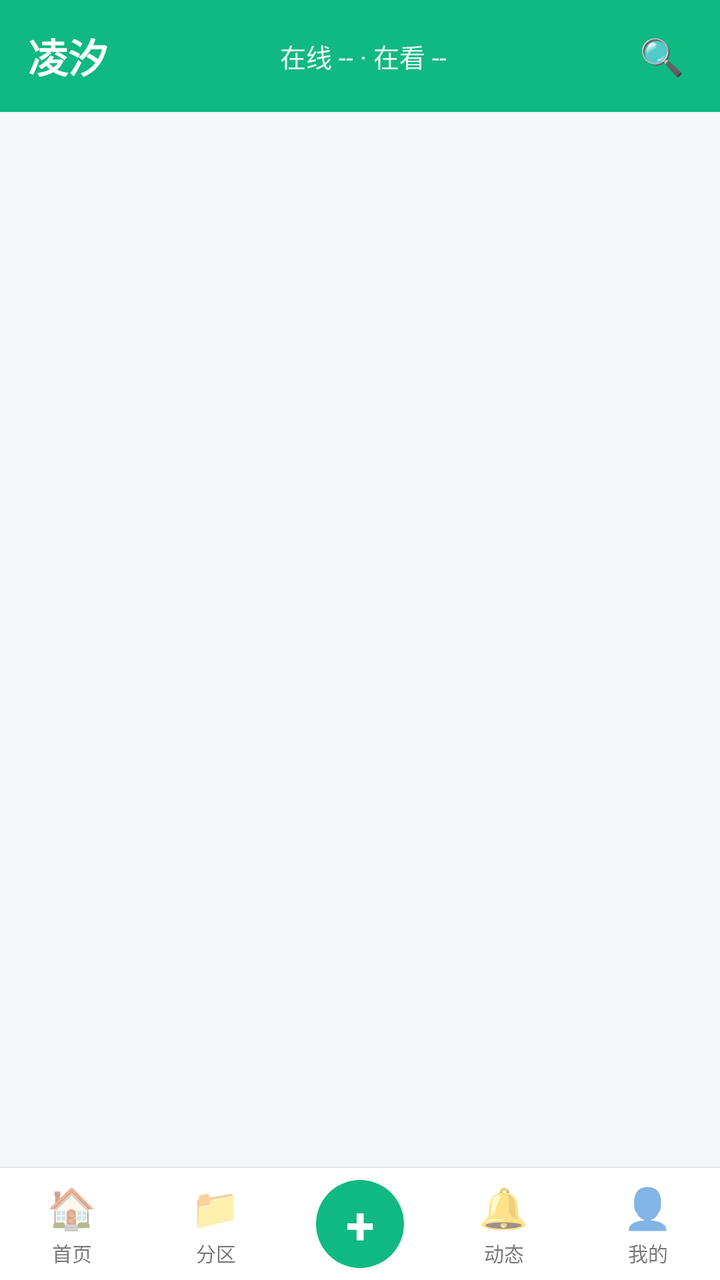
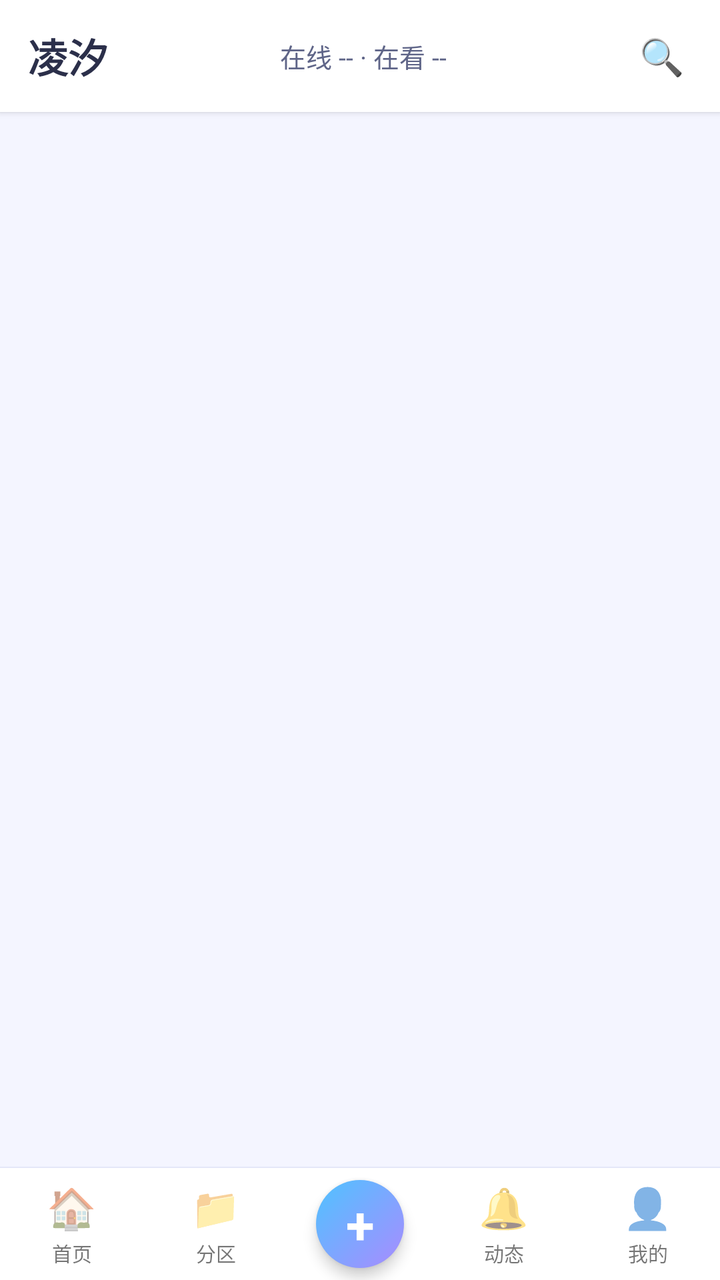

An Android layout rendered at two revisions. The XML below is the earlier revision; the diff shows what the commit changed to produce the second picture.
<!-- AndroidManifest.xml: application theme Theme.LingXi -->
<!-- res/layout/activity_main.xml -->
<?xml version="1.0" encoding="utf-8"?>
<LinearLayout xmlns:android="http://schemas.android.com/apk/res/android"
    android:layout_width="match_parent"
    android:layout_height="match_parent"
    android:background="@color/lx_bg"
    android:orientation="vertical">

    
    <LinearLayout
        android:layout_width="match_parent"
        android:layout_height="56dp"
        android:background="@color/lx_green"
        android:gravity="center_vertical"
        android:orientation="horizontal"
        android:paddingStart="14dp"
        android:paddingEnd="8dp">

        <TextView
            android:layout_width="wrap_content"
            android:layout_height="wrap_content"
            android:text="凌汐"
            android:textColor="@color/white"
            android:textSize="20sp"
            android:textStyle="bold" />

        <TextView
            android:id="@+id/tvStats"
            android:layout_width="0dp"
            android:layout_height="match_parent"
            android:layout_weight="1"
            android:gravity="center"
            android:paddingHorizontal="8dp"
            android:singleLine="true"
            android:text="在线 -- · 在看 --"
            android:textColor="#E6FFFFFF"
            android:textSize="13sp" />

        <TextView
            android:id="@+id/btnSearch"
            android:layout_width="wrap_content"
            android:layout_height="match_parent"
            android:background="?attr/selectableItemBackgroundBorderless"
            android:gravity="center"
            android:paddingHorizontal="10dp"
            android:text="🔍"
            android:textColor="@color/white"
            android:textSize="18sp" />
    </LinearLayout>

    
    <FrameLayout
        android:id="@+id/fragmentContainer"
        android:layout_width="match_parent"
        android:layout_height="0dp"
        android:layout_weight="1" />

    <View
        android:layout_width="match_parent"
        android:layout_height="0.5dp"
        android:background="@color/lx_divider" />

    
    <LinearLayout
        android:layout_width="match_parent"
        android:layout_height="56dp"
        android:background="@color/lx_card"
        android:orientation="horizontal">

        <LinearLayout
            android:id="@+id/tabHome"
            android:layout_width="0dp"
            android:layout_height="match_parent"
            android:layout_weight="1"
            android:background="?attr/selectableItemBackground"
            android:gravity="center"
            android:orientation="vertical">

            <TextView
                android:id="@+id/iconHome"
                android:layout_width="wrap_content"
                android:layout_height="wrap_content"
                android:text="🏠"
                android:textSize="20sp" />

            <TextView
                android:id="@+id/labelHome"
                android:layout_width="wrap_content"
                android:layout_height="wrap_content"
                android:layout_marginTop="2dp"
                android:text="首页"
                android:textSize="10sp" />
        </LinearLayout>

        <LinearLayout
            android:id="@+id/tabPartition"
            android:layout_width="0dp"
            android:layout_height="match_parent"
            android:layout_weight="1"
            android:background="?attr/selectableItemBackground"
            android:gravity="center"
            android:orientation="vertical">

            <TextView
                android:id="@+id/iconPartition"
                android:layout_width="wrap_content"
                android:layout_height="wrap_content"
                android:text="📁"
                android:textSize="20sp" />

            <TextView
                android:id="@+id/labelPartition"
                android:layout_width="wrap_content"
                android:layout_height="wrap_content"
                android:layout_marginTop="2dp"
                android:text="分区"
                android:textSize="10sp" />
        </LinearLayout>

        <LinearLayout
            android:id="@+id/tabPublish"
            android:layout_width="0dp"
            android:layout_height="match_parent"
            android:layout_weight="1"
            android:background="?attr/selectableItemBackground"
            android:gravity="center"
            android:orientation="vertical">

            <TextView
                android:layout_width="44dp"
                android:layout_height="44dp"
                android:background="@drawable/bg_circle_green"
                android:gravity="center"
                android:text="+"
                android:textColor="@color/white"
                android:textSize="26sp"
                android:textStyle="bold" />
        </LinearLayout>

        <LinearLayout
            android:id="@+id/tabDynamics"
            android:layout_width="0dp"
            android:layout_height="match_parent"
            android:layout_weight="1"
            android:background="?attr/selectableItemBackground"
            android:gravity="center"
            android:orientation="vertical">

            <TextView
                android:id="@+id/iconDynamics"
                android:layout_width="wrap_content"
                android:layout_height="wrap_content"
                android:text="🔔"
                android:textSize="20sp" />

            <TextView
                android:id="@+id/labelDynamics"
                android:layout_width="wrap_content"
                android:layout_height="wrap_content"
                android:layout_marginTop="2dp"
                android:text="动态"
                android:textSize="10sp" />
        </LinearLayout>

        <LinearLayout
            android:id="@+id/tabMine"
            android:layout_width="0dp"
            android:layout_height="match_parent"
            android:layout_weight="1"
            android:background="?attr/selectableItemBackground"
            android:gravity="center"
            android:orientation="vertical">

            <TextView
                android:id="@+id/iconMine"
                android:layout_width="wrap_content"
                android:layout_height="wrap_content"
                android:text="👤"
                android:textSize="20sp" />

            <TextView
                android:id="@+id/labelMine"
                android:layout_width="wrap_content"
                android:layout_height="wrap_content"
                android:layout_marginTop="2dp"
                android:text="我的"
                android:textSize="10sp" />
        </LinearLayout>
    </LinearLayout>
</LinearLayout>
<!-- resources referenced by this layout -->
<resources>
  <color name="lx_bg">#F5F7FA</color>
  <color name="lx_card">#FFFFFF</color>
  <color name="lx_divider">#E5E7EB</color>
  <color name="lx_green">#10B981</color>
  <color name="white">#FFFFFFFF</color>
  <!-- drawable bg_circle_green (drawable) -->
  <?xml version="1.0" encoding="utf-8"?>
  <shape xmlns:android="http://schemas.android.com/apk/res/android" android:shape="oval">
      <solid android:color="@color/lx_green" />
  </shape>
  <style name="Theme.LingXi" parent="Theme.AppCompat.Light.NoActionBar">
          <item name="colorPrimary">@color/lx_green</item>
          <item name="colorPrimaryDark">@color/lx_green_dark</item>
          <item name="colorAccent">@color/lx_green</item>
          <item name="android:windowBackground">@color/lx_bg</item>
          <item name="android:statusBarColor">@color/lx_green_dark</item>
          <item name="android:windowLightStatusBar">false</item>
      </style>
  <color name="lx_green_dark">#059669</color>
</resources>

<!-- the commit's change to res/layout/activity_main.xml (unified diff, before → after) -->
@@ -9,7 +9,8 @@
     <LinearLayout
         android:layout_width="match_parent"
         android:layout_height="56dp"
-        android:background="@color/lx_green"
+        android:background="@drawable/bg_top_bar"
+        android:elevation="2dp"
         android:gravity="center_vertical"
         android:orientation="horizontal"
         android:paddingStart="14dp"
@@ -19,7 +20,7 @@
             android:layout_width="wrap_content"
             android:layout_height="wrap_content"
             android:text="凌汐"
-            android:textColor="@color/white"
+            android:textColor="@color/text_primary"
             android:textSize="20sp"
             android:textStyle="bold" />
 
@@ -29,10 +30,11 @@
             android:layout_height="match_parent"
             android:layout_weight="1"
             android:gravity="center"
-            android:paddingHorizontal="8dp"
+            android:paddingStart="8dp"
+            android:paddingEnd="8dp"
             android:singleLine="true"
             android:text="在线 -- · 在看 --"
-            android:textColor="#E6FFFFFF"
+            android:textColor="@color/text_secondary"
             android:textSize="13sp" />
 
         <TextView
@@ -43,7 +45,7 @@
             android:gravity="center"
             android:paddingHorizontal="10dp"
             android:text="🔍"
-            android:textColor="@color/white"
+            android:textColor="@color/text_primary"
             android:textSize="18sp" />
     </LinearLayout>
 
@@ -129,6 +131,7 @@
                 android:layout_width="44dp"
                 android:layout_height="44dp"
                 android:background="@drawable/bg_circle_green"
+                android:elevation="4dp"
                 android:gravity="center"
                 android:text="+"
                 android:textColor="@color/white"
<!-- resource entries referenced after the edit -->
@@ -1,23 +1,41 @@
 <!-- resources referenced by this layout -->
 <resources>
-  <color name="lx_bg">#F5F7FA</color>
-  <color name="lx_card">#FFFFFF</color>
-  <color name="lx_divider">#E5E7EB</color>
-  <color name="lx_green">#10B981</color>
+  <color name="lx_bg">@color/surface_sunken</color>
+  <color name="lx_card">@color/surface</color>
+  <color name="lx_divider">@color/stroke</color>
+  <color name="text_primary">#2B2F4A</color>
+  <color name="text_secondary">#5F6588</color>
   <color name="white">#FFFFFFFF</color>
   <!-- drawable bg_circle_green (drawable) -->
   <?xml version="1.0" encoding="utf-8"?>
   <shape xmlns:android="http://schemas.android.com/apk/res/android" android:shape="oval">
-      <solid android:color="@color/lx_green" />
+      <gradient
+          android:angle="315"
+          android:endColor="@color/brand_purple"
+          android:startColor="@color/brand_sky" />
+  </shape>
+  <!-- drawable bg_top_bar (drawable) -->
+  <?xml version="1.0" encoding="utf-8"?>
+  <shape xmlns:android="http://schemas.android.com/apk/res/android">
+      <solid android:color="@color/surface" />
   </shape>
   <style name="Theme.LingXi" parent="Theme.AppCompat.Light.NoActionBar">
-          <item name="colorPrimary">@color/lx_green</item>
-          <item name="colorPrimaryDark">@color/lx_green_dark</item>
-          <item name="colorAccent">@color/lx_green</item>
-          <item name="android:windowBackground">@color/lx_bg</item>
-          <item name="android:statusBarColor">@color/lx_green_dark</item>
+          <item name="colorPrimary">@color/accent</item>
+          <item name="colorPrimaryDark">@color/brand_sky</item>
+          <item name="colorAccent">@color/brand_purple</item>
+          <item name="android:windowBackground">@color/surface_sunken</item>
+          <item name="android:statusBarColor">@color/brand_sky</item>
           <item name="android:windowLightStatusBar">false</item>
+          <item name="android:navigationBarColor">@color/nav_bar</item>
+          <item name="android:textColorHint">@color/text_hint</item>
       </style>
-  <color name="lx_green_dark">#059669</color>
+  <color name="surface_sunken">#F4F5FF</color>
+  <color name="surface">#FFFFFF</color>
+  <color name="stroke">#E4E7F8</color>
+  <color name="brand_purple">#A98BFF</color>
+  <color name="brand_sky">#4FC3FF</color>
+  <color name="accent">#4FC3FF</color>
+  <color name="nav_bar">#2B2F4A</color>
+  <color name="text_hint">#6E7395</color>
 </resources>
 
